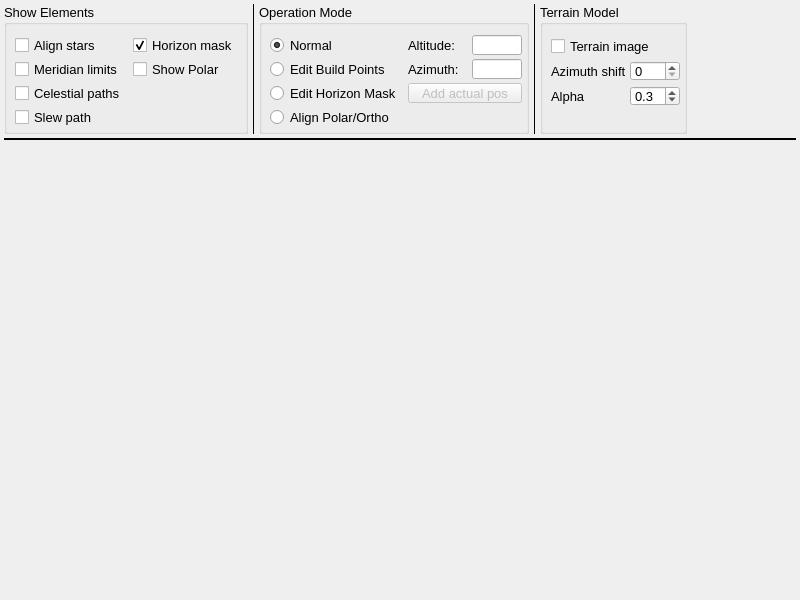
Before: the Qt Designer form mw4/gui/widgets/hemisphere.ui in mworion/MountWizzard4, drawn with Qt 5.
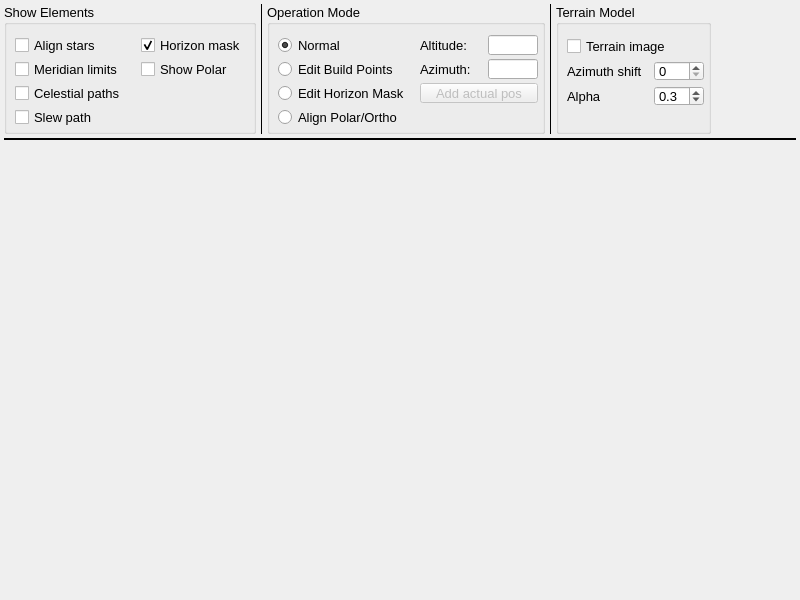
After: the same form once the commit is applied.

What changed in the file:
```diff
--- a/mw4/gui/widgets/hemisphere.ui
+++ b/mw4/gui/widgets/hemisphere.ui
@@ -103,7 +103,10 @@
         <property name="bottomMargin">
          <number>4</number>
         </property>
-        <property name="spacing">
+        <property name="horizontalSpacing">
+         <number>12</number>
+        </property>
+        <property name="verticalSpacing">
          <number>4</number>
         </property>
         <item row="1" column="0">
@@ -293,7 +296,10 @@
         <property name="bottomMargin">
          <number>4</number>
         </property>
-        <property name="spacing">
+        <property name="horizontalSpacing">
+         <number>8</number>
+        </property>
+        <property name="verticalSpacing">
          <number>4</number>
         </property>
         <item row="0" column="2">
@@ -597,7 +603,10 @@
         <property name="bottomMargin">
          <number>4</number>
         </property>
-        <property name="spacing">
+        <property name="horizontalSpacing">
+         <number>12</number>
+        </property>
+        <property name="verticalSpacing">
          <number>4</number>
         </property>
         <item row="2" column="1">
```
